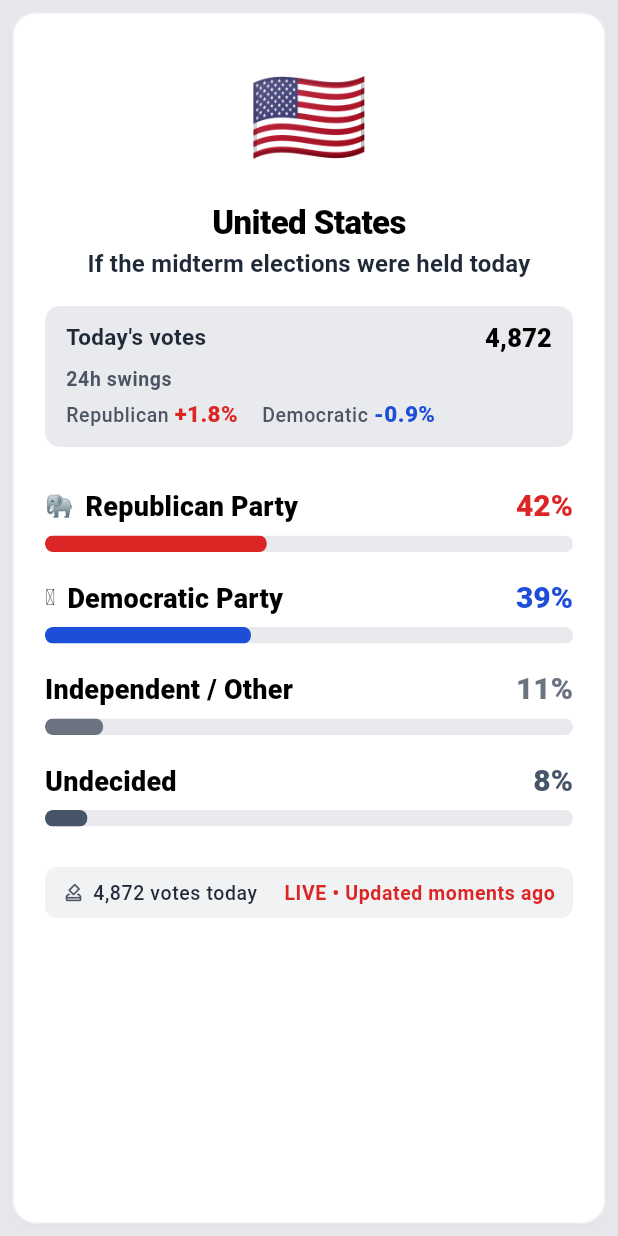
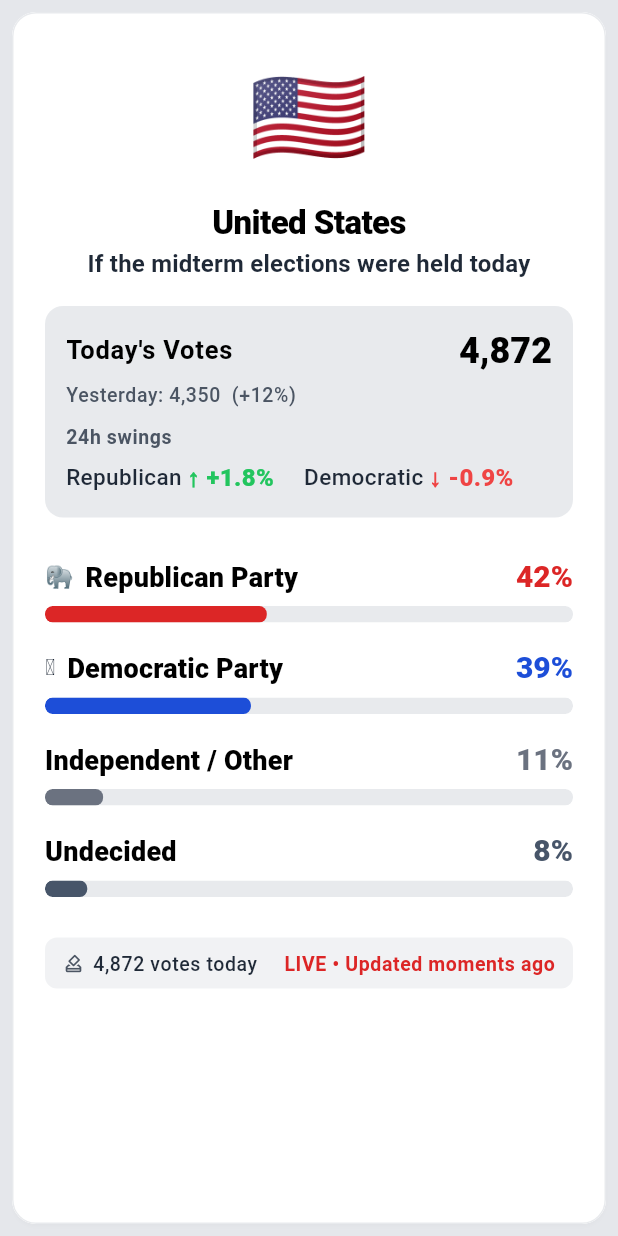
Before and after one commit to BuffaloJoe56/livepoll-politics, a Flutter app: the _CountryPollCard widget shown alone on an empty page, opened directly with sample values from the repository, on a phone screen of 412 x 824 dp. Run offline on Flutter 3.47's test engine with Material 3 defaults, Android fonts, the light colour scheme and no system bars; our stand-ins replace flutter_animate, flutter_riverpod, go_router, riverpod_annotation; generated files the repository leaves out were written again.

Commit message:
Improve Today's Votes section - bigger swings, arrows, colors, yesterday comparison, better mobile spacing

```diff
--- a/lib/features/results/presentation/results_screen.dart
+++ b/lib/features/results/presentation/results_screen.dart
@@ -364,12 +364,12 @@ class _CountryPollCard extends StatelessWidget {
 
               const SizedBox(height: 18),
 
-              // Today's votes + swings (demo data)
+              // Today's votes + swings (improved for visibility)
               Container(
-                padding: const EdgeInsets.symmetric(vertical: 10, horizontal: 14),
+                padding: const EdgeInsets.all(14),
                 decoration: BoxDecoration(
                   color: AppTheme.surfaceVariant,
-                  borderRadius: BorderRadius.circular(10),
+                  borderRadius: BorderRadius.circular(12),
                 ),
                 child: Column(
                   crossAxisAlignment: CrossAxisAlignment.start,
@@ -378,20 +378,27 @@ class _CountryPollCard extends StatelessWidget {
                       mainAxisAlignment: MainAxisAlignment.spaceBetween,
                       children: [
                         Text(
-                          "Today's votes",
-                          style: theme.textTheme.bodyMedium?.copyWith(
-                            fontWeight: FontWeight.w600,
+                          "Today's Votes",
+                          style: theme.textTheme.bodyLarge?.copyWith(
+                            fontWeight: FontWeight.w700,
                           ),
                         ),
                         Text(
                           '4,872',
-                          style: theme.textTheme.titleMedium?.copyWith(
+                          style: theme.textTheme.headlineSmall?.copyWith(
                             fontWeight: FontWeight.w900,
                           ),
                         ),
                       ],
                     ),
-                    const SizedBox(height: 6),
+                    const SizedBox(height: 4),
+                    Text(
+                      'Yesterday: 4,350  (+12%)',
+                      style: theme.textTheme.bodySmall?.copyWith(
+                        color: AppTheme.textMuted,
+                      ),
+                    ),
+                    const SizedBox(height: 10),
                     Text(
                       '24h swings',
                       style: theme.textTheme.bodySmall?.copyWith(
@@ -399,30 +406,32 @@ class _CountryPollCard extends StatelessWidget {
                         color: AppTheme.textMuted,
                       ),
                     ),
-                    const SizedBox(height: 4),
+                    const SizedBox(height: 6),
                     Row(
                       children: [
                         Text(
                           'Republican ',
-                          style: theme.textTheme.bodySmall,
+                          style: theme.textTheme.bodyMedium,
                         ),
                         Text(
-                          '+1.8%',
-                          style: TextStyle(
-                            color: AppTheme.republicanRed,
+                          '↑ +1.8%',
+                          style: const TextStyle(
+                            color: Color(0xFF22C55E), // Green for positive
                             fontWeight: FontWeight.w800,
+                            fontSize: 16,
                           ),
                         ),
-                        const SizedBox(width: 16),
+                        const SizedBox(width: 20),
                         Text(
                           'Democratic ',
-                          style: theme.textTheme.bodySmall,
+                          style: theme.textTheme.bodyMedium,
                         ),
                         Text(
-                          '-0.9%',
-                          style: TextStyle(
-                            color: AppTheme.democratBlue,
+                          '↓ -0.9%',
+                          style: const TextStyle(
+                            color: Color(0xFFEF4444), // Red for negative
                             fontWeight: FontWeight.w800,
+                            fontSize: 16,
                           ),
                         ),
                       ],
```
